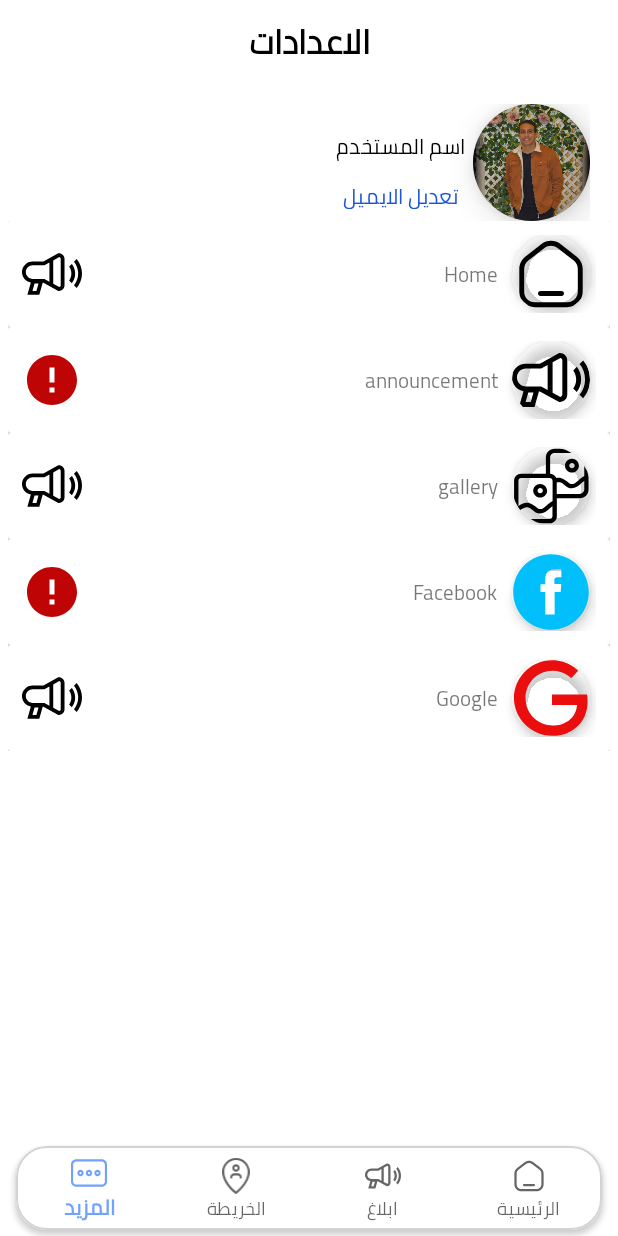
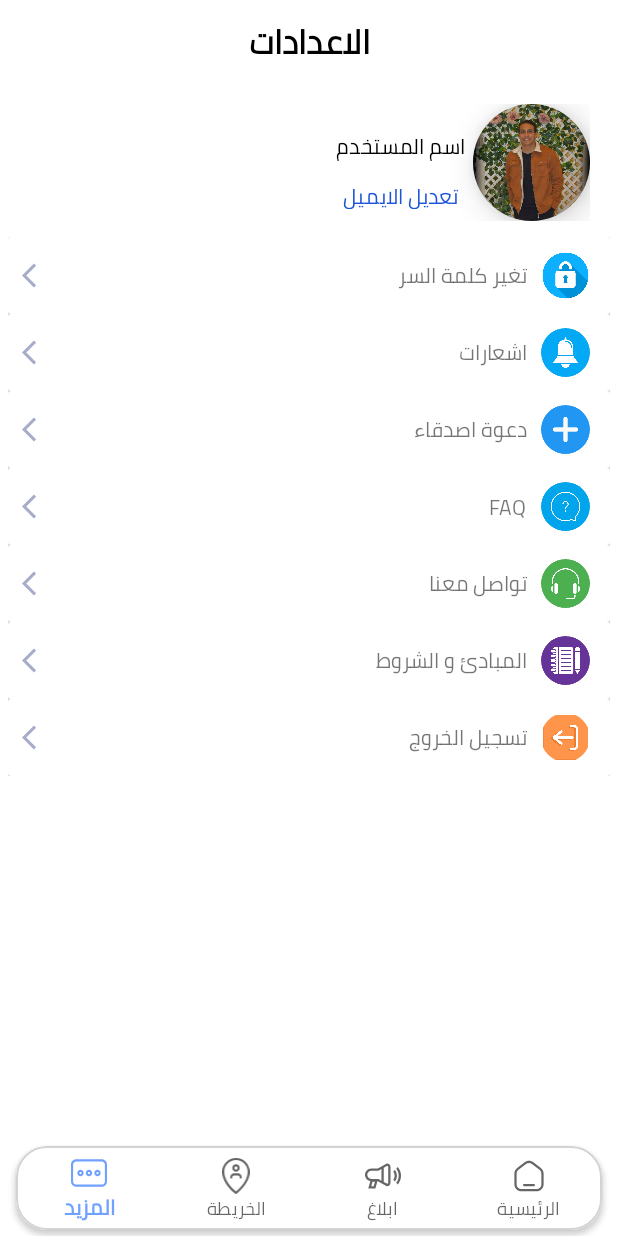
Before and after one commit to S3vior/android, an Android app: the MoreFragment screen opened through its navigation route, on a phone screen of 412 x 824 dp. Run offline under Robolectric (Android 15) with nearby library versions, the phone set to English and light mode, and no system bars; our stand-ins replace data binding, navigation-ui, sdp/ssp sizes; pictures from the network do not load.

Commit message:
new icon

```diff
--- a/app/src/main/java/com/example/s3vior/utils/MoreFragmentRecyclerData.kt
+++ b/app/src/main/java/com/example/s3vior/utils/MoreFragmentRecyclerData.kt
@@ -5,10 +5,12 @@ import com.example.s3vior.R
 
 object MoreFragmentRecyclerData {
     val list = listOf(
-        SettingData(R.drawable.home_icon, "Home", R.drawable.announcement),
-        SettingData(R.drawable.announcement, "announcement", R.drawable.baseline_error_24),
-        SettingData(R.drawable.gallery, "gallery", R.drawable.announcement),
-        SettingData(R.drawable.facebook_oval__1_, "Facebook", R.drawable.baseline_error_24),
-        SettingData(R.drawable.google, "Google", R.drawable.announcement)
+        SettingData(R.drawable.locked, "تغير كلمة السر", R.drawable.baseline_arrow_back_ios_24),
+        SettingData(R.drawable.notification_bell, "اشعارات", R.drawable.baseline_arrow_back_ios_24),
+        SettingData(R.drawable.plus, "دعوة اصدقاء", R.drawable.baseline_arrow_back_ios_24),
+        SettingData(R.drawable.faq, "FAQ", R.drawable.baseline_arrow_back_ios_24),
+        SettingData(R.drawable.support, "تواصل معنا", R.drawable.baseline_arrow_back_ios_24),
+        SettingData(R.drawable.assignment, "المبادئ و الشروط", R.drawable.baseline_arrow_back_ios_24),
+        SettingData(R.drawable.logout, "تسجيل الخروج", R.drawable.baseline_arrow_back_ios_24)
     )
 }
--- a/app/src/main/res/drawable/baseline_arrow_back_ios_24.xml
+++ b/app/src/main/res/drawable/baseline_arrow_back_ios_24.xml
@@ -1,5 +1,5 @@
 <vector android:autoMirrored="true" android:height="24dp"
-    android:tint="#000000" android:viewportHeight="24"
+    android:tint="#A6ACCA" android:viewportHeight="24"
     android:viewportWidth="24" android:width="24dp" xmlns:android="http://schemas.android.com/apk/res/android">
-    <path android:fillColor="@android:color/white" android:pathData="M11.67,3.87L9.9,2.1 0,12l9.9,9.9 1.77,-1.77L3.54,12z"/>
+    <path android:fillColor="#A6ACCA" android:pathData="M11.67,3.87L9.9,2.1 0,12l9.9,9.9 1.77,-1.77L3.54,12z"/>
 </vector>
--- a/app/src/main/res/layout/fragment_more.xml
+++ b/app/src/main/res/layout/fragment_more.xml
@@ -84,6 +84,7 @@
             android:layout_width="match_parent"
             android:id="@+id/recycler_setting"
             android:layout_height="wrap_content"
+            android:layout_marginTop="@dimen/_8sdp"
             app:showWhenSuccess="@{viewModel.itemSettingData}"
             app:items="@{viewModel.itemSettingData.toData()}"
             app:layout_constraintEnd_toEndOf="parent"
--- a/app/src/main/res/layout/setting_item_layout.xml
+++ b/app/src/main/res/layout/setting_item_layout.xml
@@ -20,11 +20,10 @@
 
             <com.google.android.material.imageview.ShapeableImageView
                 android:id="@+id/settin_item_image"
-                android:layout_width="@dimen/_40sdp"
-                android:layout_height="@dimen/_40sdp"
+                android:layout_width="@dimen/_25sdp"
+                android:layout_height="@dimen/_25sdp"
                 android:layout_marginEnd="4dp"
-                android:elevation="5dp"
-                android:scaleType="fitXY"
+                 android:scaleType="fitXY"
                 app:imageResource="@{item.icon}"
                 app:layout_constraintBottom_toBottomOf="parent"
                 app:layout_constraintEnd_toEndOf="parent"
@@ -46,8 +45,8 @@
 
             <ImageView
                 android:id="@+id/imageView_arrow_setting"
-                android:layout_width="40dp"
-                android:layout_height="40dp"
+                android:layout_width="@dimen/_15sdp"
+                android:layout_height="@dimen/_15sdp"
                 app:layout_constraintBottom_toBottomOf="parent"
                 app:layout_constraintStart_toStartOf="parent"
                 app:layout_constraintTop_toTopOf="@+id/settin_item_image"
```
Also changed, not shown: app/src/main/res/drawable/assignment_adobe_express.xml (added, +45 -0 lines), app/src/main/res/drawable/logout.xml (deleted, +0 -12 lines), app/src/main/res/drawable/notification.xml (deleted, +0 -9 lines), app/src/main/res/drawable/assignment.png (added), app/src/main/res/drawable/change_password.png (added), app/src/main/res/drawable/faq.png (added), app/src/main/res/drawable/locked.png (added), app/src/main/res/drawable/logout.png (added), app/src/main/res/drawable/notification.png (added), app/src/main/res/drawable/notification_bell.png (added), app/src/main/res/drawable/plus.png (added), app/src/main/res/drawable/support.png (added).
